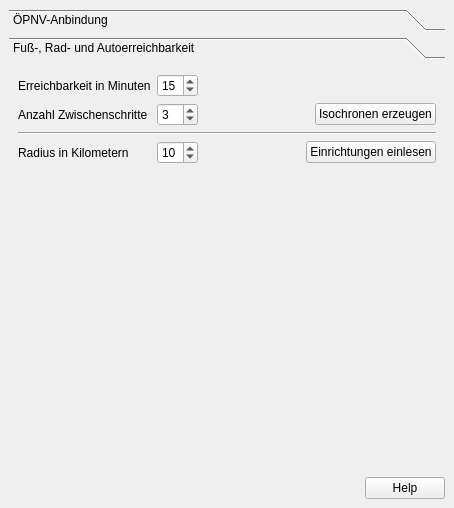
Above: projektcheck/ProjektCheck_dockwidget_analysis_02-Err.ui from projektcheck/ProjektCheck-QGIS before the change. Below: the same form after it.
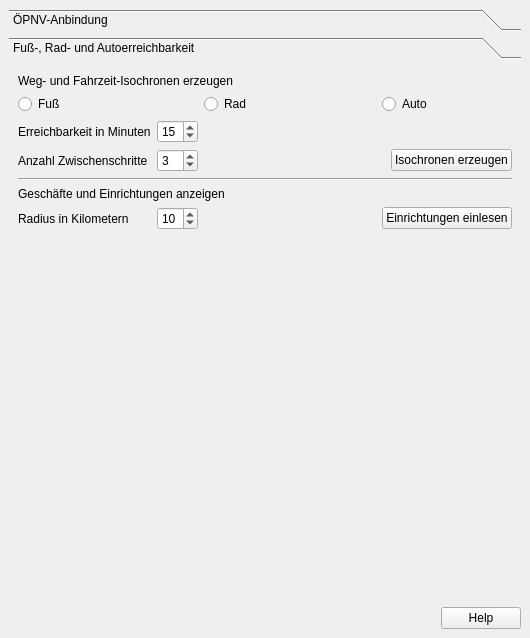
That is the form after the change. The open tabs and pages were chosen to show the change.

Diff of the .ui file:
```diff
--- a/projektcheck/ProjektCheck_dockwidget_analysis_02-Err.ui
+++ b/projektcheck/ProjektCheck_dockwidget_analysis_02-Err.ui
@@ -6,8 +6,8 @@
    <rect>
     <x>0</x>
     <y>0</y>
-    <width>454</width>
-    <height>508</height>
+    <width>530</width>
+    <height>638</height>
    </rect>
   </property>
   <property name="windowTitle">
@@ -147,51 +147,15 @@
         <rect>
          <x>0</x>
          <y>0</y>
-         <width>436</width>
-         <height>385</height>
+         <width>512</width>
+         <height>515</height>
         </rect>
        </property>
        <attribute name="label">
         <string>Fuß-, Rad- und Autoerreichbarkeit</string>
        </attribute>
        <layout class="QGridLayout" name="gridLayout_2">
-        <item row="4" column="3">
-         <spacer name="horizontalSpacer_2">
-          <property name="orientation">
-           <enum>Qt::Horizontal</enum>
-          </property>
-          <property name="sizeHint" stdset="0">
-           <size>
-            <width>40</width>
-            <height>20</height>
-           </size>
-          </property>
-         </spacer>
-        </item>
-        <item row="4" column="4">
-         <widget class="QPushButton" name="pushButton_10">
-          <property name="sizePolicy">
-           <sizepolicy hsizetype="Fixed" vsizetype="Fixed">
-            <horstretch>0</horstretch>
-            <verstretch>0</verstretch>
-           </sizepolicy>
-          </property>
-          <property name="layoutDirection">
-           <enum>Qt::RightToLeft</enum>
-          </property>
-          <property name="text">
-           <string>Isochronen erzeugen</string>
-          </property>
-         </widget>
-        </item>
-        <item row="0" column="0">
-         <widget class="QLabel" name="label_3">
-          <property name="text">
-           <string>Erreichbarkeit in Minuten</string>
-          </property>
-         </widget>
-        </item>
-        <item row="0" column="1">
+        <item row="2" column="1">
          <widget class="QSpinBox" name="spinBox">
           <property name="minimum">
            <number>1</number>
@@ -201,23 +165,7 @@
           </property>
          </widget>
         </item>
-        <item row="14" column="0">
-         <spacer name="verticalSpacer_2">
-          <property name="orientation">
-           <enum>Qt::Vertical</enum>
-          </property>
-          <property name="sizeType">
-           <enum>QSizePolicy::Expanding</enum>
-          </property>
-          <property name="sizeHint" stdset="0">
-           <size>
-            <width>20</width>
-            <height>40</height>
-           </size>
-          </property>
-         </spacer>
-        </item>
-        <item row="4" column="1">
+        <item row="6" column="1">
          <widget class="QSpinBox" name="spinBox_3">
           <property name="minimum">
            <number>1</number>
@@ -227,28 +175,57 @@
           </property>
          </widget>
         </item>
-        <item row="4" column="0">
+        <item row="6" column="3">
+         <spacer name="horizontalSpacer_2">
+          <property name="orientation">
+           <enum>Qt::Horizontal</enum>
+          </property>
+          <property name="sizeHint" stdset="0">
+           <size>
+            <width>40</width>
+            <height>20</height>
+           </size>
+          </property>
+         </spacer>
+        </item>
+        <item row="6" column="4">
+         <widget class="QPushButton" name="pushButton_10">
+          <property name="sizePolicy">
+           <sizepolicy hsizetype="Fixed" vsizetype="Fixed">
+            <horstretch>0</horstretch>
+            <verstretch>0</verstretch>
+           </sizepolicy>
+          </property>
+          <property name="layoutDirection">
+           <enum>Qt::RightToLeft</enum>
+          </property>
+          <property name="text">
+           <string>Isochronen erzeugen</string>
+          </property>
+         </widget>
+        </item>
+        <item row="6" column="0">
          <widget class="QLabel" name="label_4">
           <property name="text">
            <string>Anzahl Zwischenschritte</string>
           </property>
          </widget>
         </item>
-        <item row="11" column="0" colspan="5">
+        <item row="13" column="0" colspan="5">
          <widget class="Line" name="line_2">
           <property name="orientation">
            <enum>Qt::Horizontal</enum>
           </property>
          </widget>
         </item>
-        <item row="13" column="0">
+        <item row="15" column="0">
          <widget class="QLabel" name="label_5">
           <property name="text">
            <string>Radius in Kilometern</string>
           </property>
          </widget>
         </item>
-        <item row="13" column="1">
+        <item row="15" column="1">
          <widget class="QSpinBox" name="spinBox_4">
           <property name="minimum">
            <number>1</number>
@@ -258,7 +235,7 @@
           </property>
          </widget>
         </item>
-        <item row="13" column="4">
+        <item row="15" column="4">
          <widget class="QPushButton" name="pushButton_12">
           <property name="sizePolicy">
            <sizepolicy hsizetype="Fixed" vsizetype="Fixed">
@@ -274,6 +251,64 @@
           </property>
          </widget>
         </item>
+        <item row="16" column="0">
+         <spacer name="verticalSpacer_2">
+          <property name="orientation">
+           <enum>Qt::Vertical</enum>
+          </property>
+          <property name="sizeType">
+           <enum>QSizePolicy::Expanding</enum>
+          </property>
+          <property name="sizeHint" stdset="0">
+           <size>
+            <width>20</width>
+            <height>40</height>
+           </size>
+          </property>
+         </spacer>
+        </item>
+        <item row="2" column="0">
+         <widget class="QLabel" name="label_3">
+          <property name="text">
+           <string>Erreichbarkeit in Minuten</string>
+          </property>
+         </widget>
+        </item>
+        <item row="1" column="0">
+         <widget class="QRadioButton" name="radioButton">
+          <property name="text">
+           <string>Fuß</string>
+          </property>
+         </widget>
+        </item>
+        <item row="1" column="2">
+         <widget class="QRadioButton" name="radioButton_2">
+          <property name="text">
+           <string>Rad</string>
+          </property>
+         </widget>
+        </item>
+        <item row="1" column="4">
+         <widget class="QRadioButton" name="radioButton_3">
+          <property name="text">
+           <string>Auto</string>
+          </property>
+         </widget>
+        </item>
+        <item row="0" column="0" colspan="3">
+         <widget class="QLabel" name="label">
+          <property name="text">
+           <string>Weg- und Fahrzeit-Isochronen erzeugen</string>
+          </property>
+         </widget>
+        </item>
+        <item row="14" column="0" colspan="5">
+         <widget class="QLabel" name="label_7">
+          <property name="text">
+           <string>Geschäfte und Einrichtungen anzeigen</string>
+          </property>
+         </widget>
+        </item>
        </layout>
       </widget>
      </widget>
```
Left out of the diff: 130 changed lines with no effect on the pictures.
